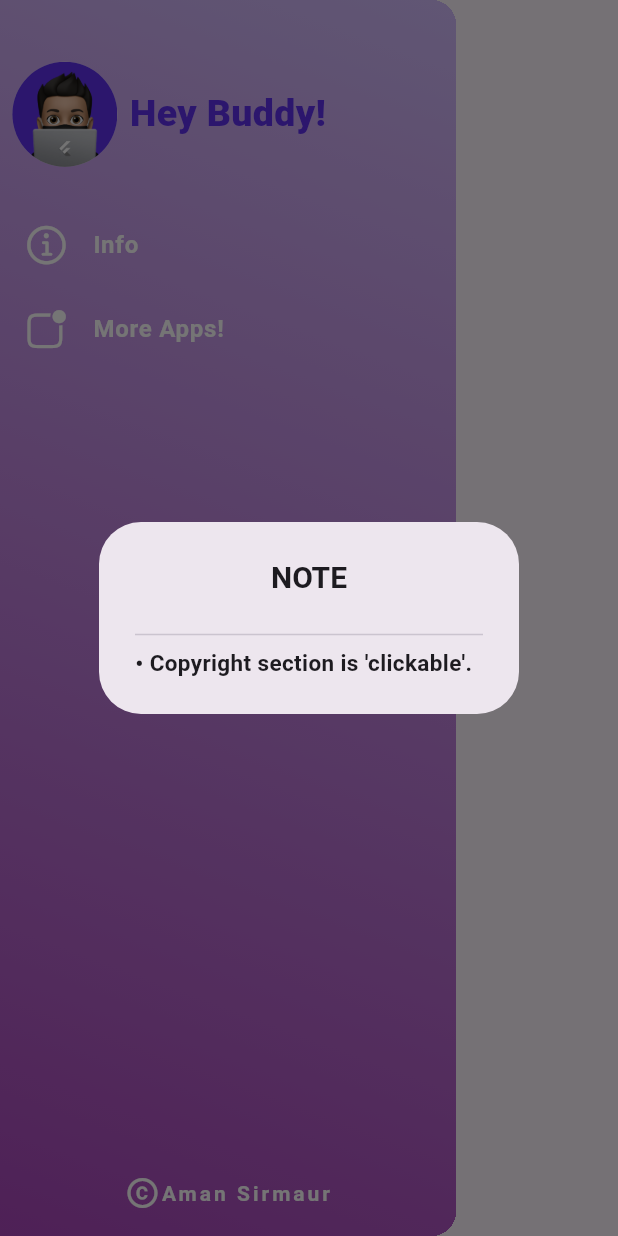
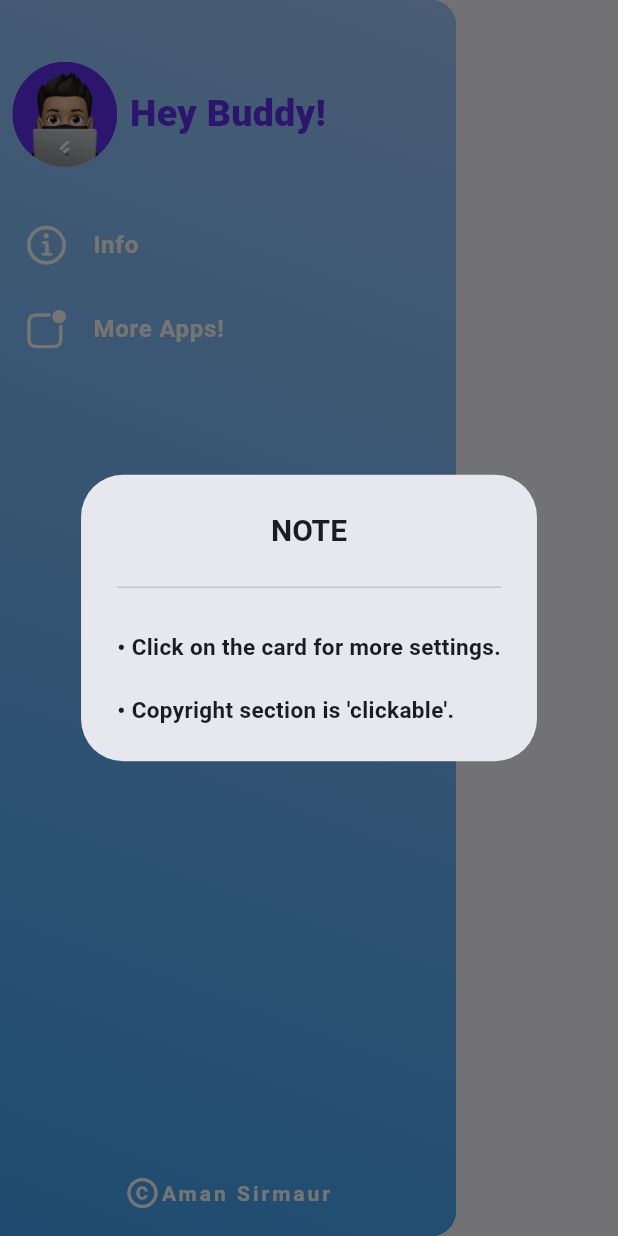
Before and after one commit to Aman-Sirmaur19/Habito-Habit_Tracker_App, a Flutter app: the MainDrawer widget shown alone on an empty page, opened directly, after a tap on "Info", on a phone screen of 412 x 824 dp. Run offline on Flutter 3.47's test engine with Material 3 defaults, Android fonts, the phone set to English and light mode, and no system bars; our stand-ins replace flutter_heatmap_calendar, hive, hive_flutter; accounts and stored records are empty.

Commit message:
Updated UI.

```diff
--- a/lib/main.dart
+++ b/lib/main.dart
@@ -55,7 +55,7 @@ class MyApp extends StatelessWidget {
       debugShowCheckedModeBanner: false,
       title: 'HABITO',
       theme: ThemeData(
-        colorScheme: ColorScheme.fromSeed(seedColor: Colors.deepPurple),
+        colorScheme: ColorScheme.fromSeed(seedColor: Colors.blue),
         useMaterial3: true,
       ),
       home: const HomeScreen(),
--- a/lib/widgets/main_drawer.dart
+++ b/lib/widgets/main_drawer.dart
@@ -35,7 +35,7 @@ class MainDrawer extends StatelessWidget {
       decoration: BoxDecoration(
           gradient: LinearGradient(colors: [
         Theme.of(context).colorScheme.inversePrimary,
-        Colors.purple.shade400,
+        Colors.blue.shade400,
       ], begin: Alignment.topRight, end: Alignment.bottomLeft)),
       child: Column(
         children: <Widget>[
@@ -79,6 +79,11 @@ class MainDrawer extends StatelessWidget {
                         mainAxisSize: MainAxisSize.min,
                         children: [
                           Divider(),
+                          Text(
+                            '\n\u2022 Click on the card for more settings.\n',
+                            style: TextStyle(
+                                fontSize: 15, fontWeight: FontWeight.bold),
+                          ),
                           Text(
                             '\u2022 Copyright section is \'clickable\'.',
                             style: TextStyle(
```
Also changed, not shown: lib/widgets/circle_segment_widget.dart (+5 -2 lines).
